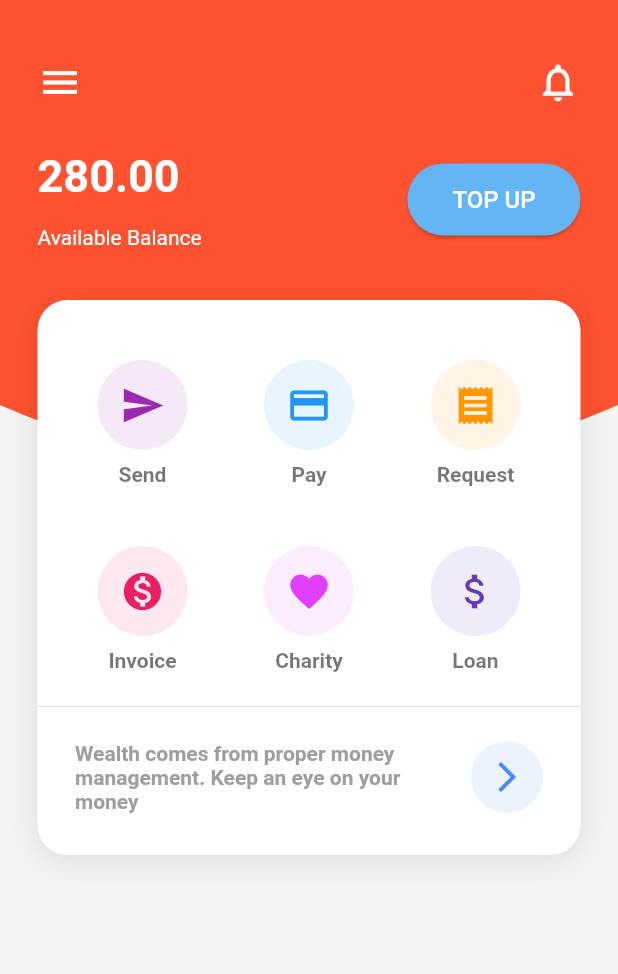
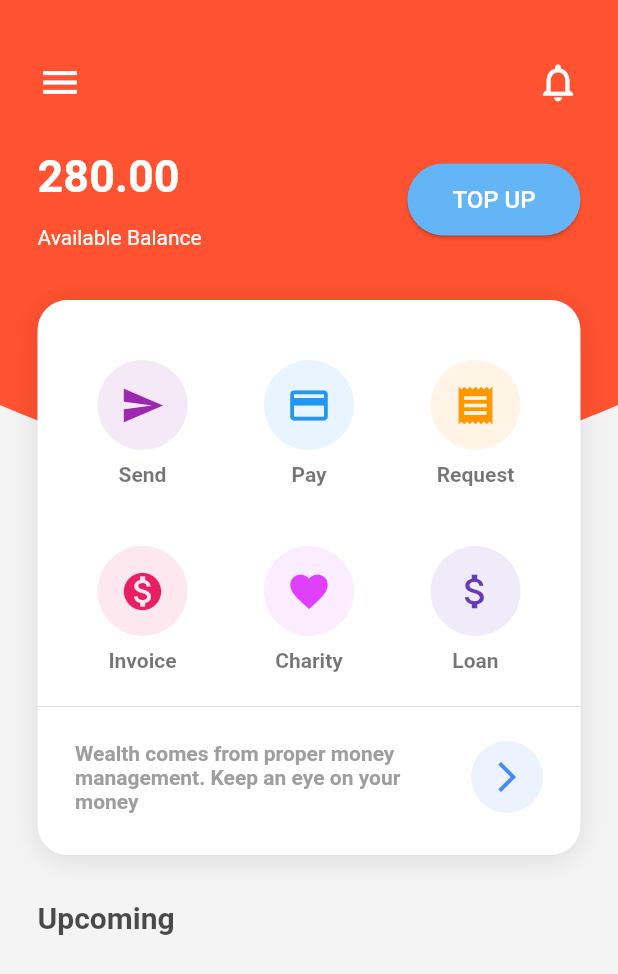
Before and after one commit to KevKipkemoi/Mobile_UI_Challenges, a Flutter app: the screen it shows after launch, on a phone screen of 412 x 824 dp. Shown: the top 974 px of the screen. Run offline on Flutter 3.47's test engine with Material 2 defaults, Android fonts, the phone set to English and light mode, and no system bars.

Commit message:
upcoming section

```diff
--- a/money_management/lib/main.dart
+++ b/money_management/lib/main.dart
@@ -303,6 +303,27 @@ class _MyHomePageState extends State<MyHomePage> {
                 ),
               ],
             ),
+            Padding(
+              padding: EdgeInsets.symmetric(horizontal: 25.0, vertical: 30.0),
+              child: Text(
+                'Upcoming',
+                style: TextStyle(
+                  color: Colors.black.withOpacity(0.7),
+                  fontWeight: FontWeight.bold,
+                  fontSize: 20.0,
+                ),
+              ),
+            ),
+            Padding(
+              padding: EdgeInsets.only(left: 35.0, bottom: 25.0),
+              child: Container(
+                height: 150.0,
+                child: ListView(
+                  scrollDirection: Axis.horizontal,
+                  children: <Widget>[],
+                ),
+              ),
+            ),
           ],
         ),
       ),
```
